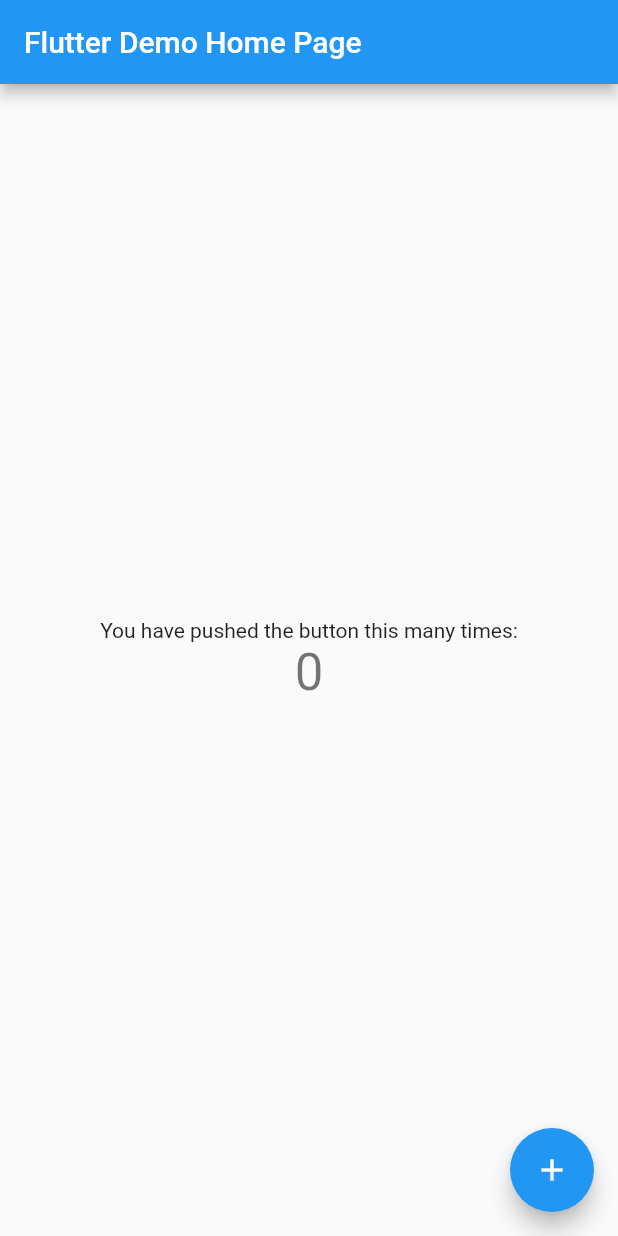
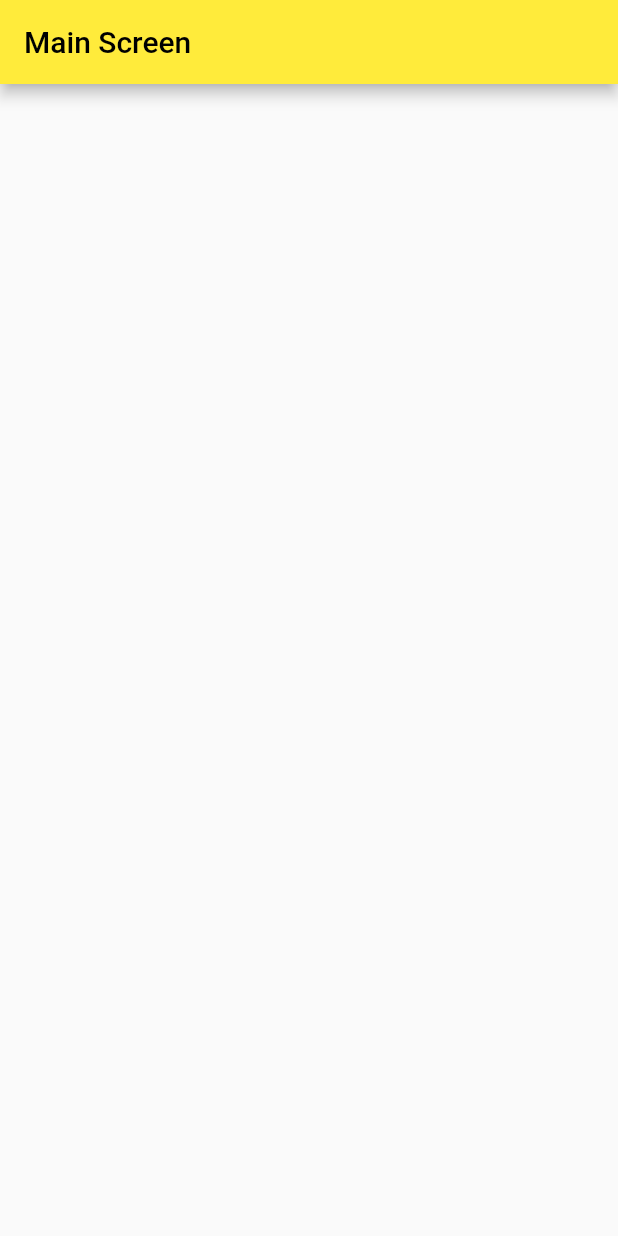
Before and after one commit to INF800/locouser, a Flutter app: the screen it shows after launch, on a phone screen of 412 x 824 dp. Run offline on Flutter 3.47's test engine with Material 2 defaults, Android fonts, the phone set to English and light mode, and no system bars.

Commit message:
add main screen pkg, add ref to assets

```diff
--- a/lib/main.dart
+++ b/lib/main.dart
@@ -1,70 +1,22 @@
 import 'package:flutter/material.dart';
+import 'package:locouser/screen/mainscreen.dart';
 
 void main() {
-  runApp(const MyApp());
+  runApp(RootApp());
 }
 
-class MyApp extends StatelessWidget {
-  const MyApp({Key? key}) : super(key: key);
-
-  // This widget is the root of your application.
+class RootApp extends StatelessWidget {
+  /// root widget app
   @override
-  Widget build(BuildContext context) {
+  Widget build(BuildContext ctx) {
     return MaterialApp(
-      title: 'Flutter Demo',
+      debugShowCheckedModeBanner: false,
+      title: 'Loco Loves You!',
       theme: ThemeData(
-        // Notice that the counter didn't reset back to zero; the application
-        // is not restarted.
-        primarySwatch: Colors.blue,
+        primarySwatch: Colors.yellow,
+        visualDensity: VisualDensity.adaptivePlatformDensity,
       ),
-      home: const MyHomePage(title: 'Flutter Demo Home Page'),
+      home: MainScreen(),
     );
   }
 }
-
-class MyHomePage extends StatefulWidget {
-  const MyHomePage({Key? key, required this.title}) : super(key: key);
-
-  final String title;
-
-  @override
-  State<MyHomePage> createState() => _MyHomePageState();
-}
-
-class _MyHomePageState extends State<MyHomePage> {
-  int _counter = 0;
-
-  void _incrementCounter() {
-    setState(() {
-      _counter++;
-    });
-  }
-
-  @override
-  Widget build(BuildContext context) {
-    return Scaffold(
-      appBar: AppBar(
-        title: Text(widget.title),
-      ),
-      body: Center(
-        child: Column(
-          mainAxisAlignment: MainAxisAlignment.center,
-          children: <Widget>[
-            const Text(
-              'You have pushed the button this many times:',
-            ),
-            Text(
-              '$_counter',
-              style: Theme.of(context).textTheme.headline4,
-            ),
-          ],
-        ),
-      ),
-      floatingActionButton: FloatingActionButton(
-        onPressed: _incrementCounter,
-        tooltip: 'Increment',
-        child: const Icon(Icons.add),
-      ), // This trailing comma makes auto-formatting nicer for build methods.
-    );
-  }
-}
--- /dev/null
+++ b/lib/screen/mainscreen.dart
@@ -0,0 +1,17 @@
+import 'package:flutter/material.dart';
+
+class MainScreen extends StatefulWidget {
+  @override
+  _MainScreenState createState() => _MainScreenState();
+}
+
+class _MainScreenState extends State<MainScreen> {
+  @override
+  Widget build(BuildContext context) {
+    return Scaffold(
+      appBar: AppBar(
+        title: Text("Main Screen"),
+      ),
+    );
+  }
+}
```
Also changed, not shown: pubspec.yaml (+22 -0 lines).
